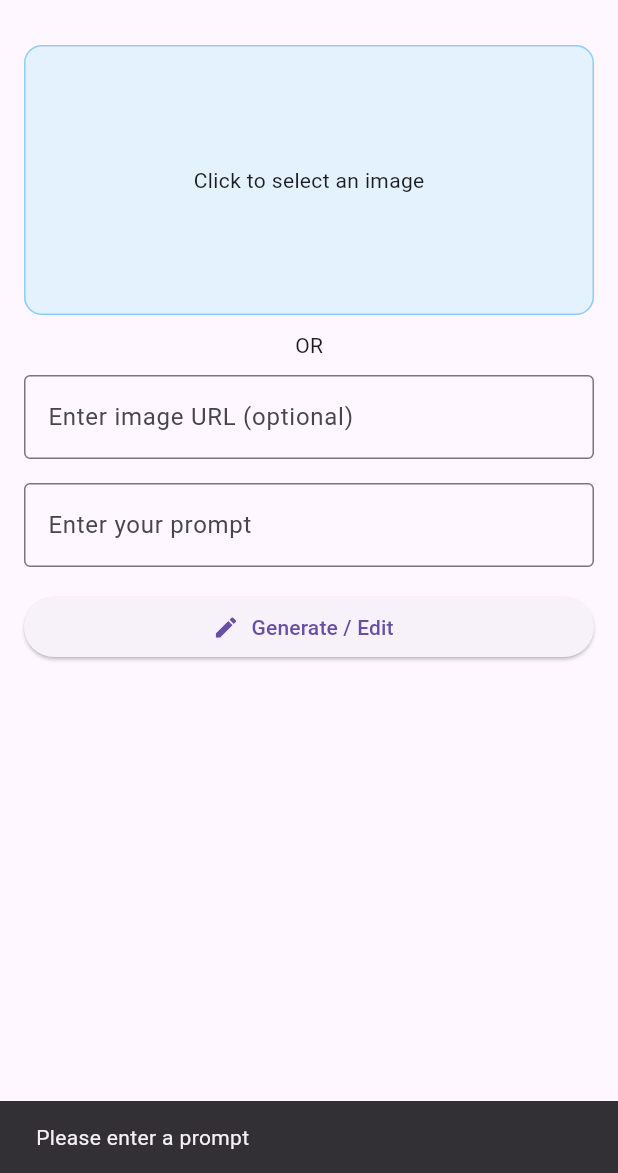
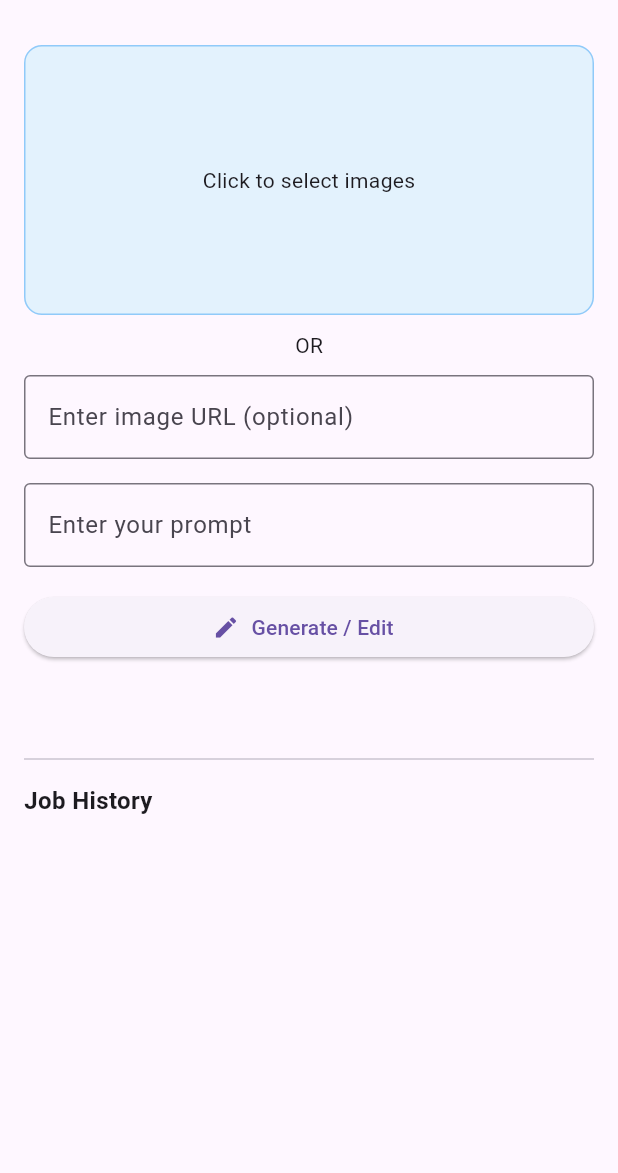
Before and after one commit to mansur61/ai_image_editor_web, a Flutter app: the screen it shows after launch, after a tap on "Generate / Edit", on a phone screen of 412 x 824 dp, the part 63-1236 px from its top. Run offline on Flutter 3.47's test engine with Material 3 defaults, Android fonts, the phone set to English and light mode, and no system bars; our stand-ins replace file_picker; missing offline and left inert: dart:html.

Commit message:
read me düzenlendi. indirme durumu ve job history eklendi in-memory bilgileri

```diff
--- a/fronted/lib/main.dart
+++ b/fronted/lib/main.dart
@@ -27,6 +27,14 @@ class MyApp extends StatelessWidget {
   }
 }
 
+class Job {
+  final String prompt;
+  final String imageUrl;
+  final DateTime createdAt;
+
+  Job({required this.prompt, required this.imageUrl, required this.createdAt});
+}
+
 class HomePage extends StatefulWidget {
   const HomePage({super.key});
 
@@ -38,41 +46,35 @@ class _HomePageState extends State<HomePage> {
   final TextEditingController promptController = TextEditingController();
   final TextEditingController imageUrlController = TextEditingController();
 
-  Uint8List? imageBytes;
-  String? fileName;
+  List<Uint8List> imagesBytes = [];
+  List<String> fileNames = [];
   String? resultUrl;
   bool loading = false;
 
-  Future<void> pickImage() async {
+  List<Job> jobHistory = [];
+
+  // Çoklu dosya seçimi
+  Future<void> pickImages() async {
     final result = await FilePicker.platform.pickFiles(
       type: FileType.image,
       withData: true,
+      allowMultiple: true,
     );
     if (result != null && result.files.isNotEmpty) {
       setState(() {
-        imageBytes = result.files.first.bytes;
-        fileName = result.files.first.name;
+        imagesBytes = result.files.map((f) => f.bytes!).toList();
+        fileNames = result.files.map((f) => f.name).toList();
         imageUrlController.clear();
         resultUrl = null;
       });
-      print("🖼 Image selected: $fileName");
+      print("🖼 ${imagesBytes.length} images selected: $fileNames");
     }
   }
 
+  // Backend’e gönderim
   Future<void> uploadAndEdit() async {
-    if (promptController.text.isEmpty) {
-      ScaffoldMessenger.of(context).showSnackBar(
-        const SnackBar(content: Text("Please enter a prompt")),
-      );
-      return;
-    }
-
-    if (imageBytes == null && imageUrlController.text.isEmpty) {
-      ScaffoldMessenger.of(context).showSnackBar(
-        const SnackBar(content: Text("Please select an image or enter a URL")),
-      );
-      return;
-    }
+    if (promptController.text.isEmpty) return;
+    if (imagesBytes.isEmpty && imageUrlController.text.isEmpty) return;
 
     setState(() => loading = true);
 
@@ -82,54 +84,82 @@ class _HomePageState extends State<HomePage> {
       request.fields['prompt'] = promptController.text;
       request.fields['model'] = 'image-to-image';
 
-      if (imageBytes != null) {
+      // Çoklu resimleri ekle
+      for (int i = 0; i < imagesBytes.length; i++) {
         request.files.add(
           http.MultipartFile.fromBytes(
-            'image',
-            imageBytes!,
-            filename: fileName ?? 'image.png',
+            'images',
+            imagesBytes[i],
+            filename: fileNames[i],
             contentType: MediaType('image', 'png'),
           ),
         );
-      } else if (imageUrlController.text.isNotEmpty) {
-        request.fields['image_url'] = imageUrlController.text.trim();
+      }
+
+      if (imageUrlController.text.isNotEmpty) {
+        request.fields['image_urls'] = imageUrlController.text.trim();
       }
 
       final streamedResponse = await request.send();
       final response = await http.Response.fromStream(streamedResponse);
-
-      print("📩 Raw backend response: ${response.body}");
       final resJson = jsonDecode(response.body);
       print("📩 resJson: $resJson");
 
-// Tek URL string olduğu için direkt al
-final imageUrl = resJson['result_url'] as String?;
-if (imageUrl != null && imageUrl.isNotEmpty) {
+      final urls = resJson['result_urls'] as List<dynamic>? ?? [];
+      if (urls.isNotEmpty) {
         setState(() {
-    resultUrl = imageUrl;
+          resultUrl = urls[0]; // ilk resmi göster
+          // job history ekle
+          jobHistory.insert(
+            0,
+            Job(
+              prompt: promptController.text,
+              imageUrl: urls[0],
+              createdAt: DateTime.now(),
+            ),
+          );
         });
       } else {
-  ScaffoldMessenger.of(context).showSnackBar(
-    const SnackBar(content: Text("No image returned from server")),
-  );
+        ScaffoldMessenger.of(context)
+            .showSnackBar(const SnackBar(content: Text("No image returned")));
       }
-
     } catch (e) {
-      print("🔥 Upload Error: $e");
-      ScaffoldMessenger.of(context).showSnackBar(
-        SnackBar(content: Text("Upload Error: $e")),
-      );
+      print("Error: $e");
+      ScaffoldMessenger.of(context)
+          .showSnackBar(SnackBar(content: Text("Upload Error: $e")));
     } finally {
       setState(() => loading = false);
     }
   }
 
-  Widget buildResultImage() {
-    if (resultUrl == null) return const SizedBox.shrink();
+  // Seçilen resimleri yatay preview
+  Widget buildSelectedImages() {
+    if (imagesBytes.isEmpty) return const SizedBox.shrink();
+    return SizedBox(
+      height: 150,
+      child: SingleChildScrollView(
+        scrollDirection: Axis.horizontal,
+        child: Row(
+          children: imagesBytes.asMap().entries.map((entry) {
+            return Padding(
+              padding: const EdgeInsets.only(right: 8.0),
+              child: Image.memory(
+                entry.value,
+                width: 150,
+                height: 150,
+                fit: BoxFit.cover,
+              ),
+            );
+          }).toList(),
+        ),
+      ),
+    );
+  }
 
-    final now = DateTime.now();
+  // Resmi gösterme ve indirme
+  Widget buildResultImage(String imageUrl, DateTime date) {
     final formattedDate =
-        "${now.day.toString().padLeft(2,'0')}-${now.month.toString().padLeft(2,'0')}-${now.year} ${now.hour.toString().padLeft(2,'0')}:${now.minute.toString().padLeft(2,'0')}";
+        "${date.day.toString().padLeft(2, '0')}-${date.month.toString().padLeft(2, '0')}-${date.year} ${date.hour.toString().padLeft(2, '0')}:${date.minute.toString().padLeft(2, '0')}";
 
     return Column(
       crossAxisAlignment: CrossAxisAlignment.stretch,
@@ -138,20 +168,21 @@ if (imageUrl != null && imageUrl.isNotEmpty) {
           alignment: Alignment.topRight,
           children: [
             Image.network(
-              resultUrl!,
+              imageUrl,
               fit: BoxFit.cover,
               width: double.infinity,
               height: 300,
             ),
             IconButton(
               icon: const Icon(Icons.download, color: Colors.white),
-              onPressed: () {
-                final anchor = html.AnchorElement(href: resultUrl!)
-                  ..target = 'blank'
-                  ..download = resultUrl!.split('/').last;
-                html.document.body!.append(anchor);
-                anchor.click();
-                anchor.remove();
+              onPressed: () async {
+                final response = await http.get(Uri.parse(imageUrl));
+                final blob = html.Blob([response.bodyBytes]);
+                final url = html.Url.createObjectUrlFromBlob(blob);
+                final anchor = html.AnchorElement(href: url)
+                  ..download = imageUrl.split('/').last
+                  ..click();
+                html.Url.revokeObjectUrl(url);
               },
             ),
           ],
@@ -177,20 +208,20 @@ if (imageUrl != null && imageUrl.isNotEmpty) {
             child: Column(
               crossAxisAlignment: CrossAxisAlignment.stretch,
               children: [
+                // GestureDetector içinde hem tıklama hem local preview
                 GestureDetector(
-                  onTap: pickImage,
+                  onTap: pickImages,
                   child: Container(
                     height: 180,
+                    padding: const EdgeInsets.all(8),
                     decoration: BoxDecoration(
                       color: Colors.blue.shade50,
                       borderRadius: BorderRadius.circular(12),
                       border: Border.all(color: Colors.blue.shade200),
                     ),
-                    child: Center(
-                      child: (imageBytes != null)
-                          ? Image.memory(imageBytes!, fit: BoxFit.contain)
-                          : const Text("Click to select an image"),
-                    ),
+                    child: imagesBytes.isNotEmpty
+                        ? buildSelectedImages()
+                        : const Center(child: Text("Click to select images")),
                   ),
                 ),
                 const SizedBox(height: 10),
@@ -222,7 +253,23 @@ if (imageUrl != null && imageUrl.isNotEmpty) {
                 const SizedBox(height: 16),
                 if (loading) const Center(child: CircularProgressIndicator()),
                 const SizedBox(height: 20),
-                buildResultImage(),
+                // Son işlem resmi
+                if (resultUrl != null) buildResultImage(resultUrl!, DateTime.now()),
+                const SizedBox(height: 20),
+                // Job history
+                const Divider(),
+                const SizedBox(height: 8),
+                const Text("Job History",
+                    style: TextStyle(fontSize: 16, fontWeight: FontWeight.bold)),
+                const SizedBox(height: 8),
+                Column(
+                  children: jobHistory
+                      .map((job) => Padding(
+                            padding: const EdgeInsets.only(bottom: 16),
+                            child: buildResultImage(job.imageUrl, job.createdAt),
+                          ))
+                      .toList(),
+                ),
               ],
             ),
           ),
```
Also changed, not shown: 1 other file. Lines whose indentation alone changed are shown as unchanged.
